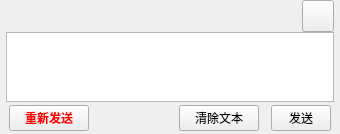
CodeCCsky/chatWithQing, file app/asset/ui/input_label.ui: the form before one commit.
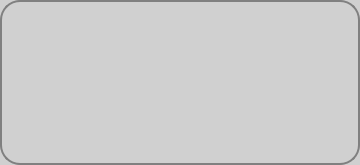
The form after the commit.

Patch:
```diff
--- a/app/asset/ui/input_label.ui
+++ b/app/asset/ui/input_label.ui
@@ -6,28 +6,31 @@
    <rect>
     <x>0</x>
     <y>0</y>
-    <width>340</width>
-    <height>132</height>
+    <width>360</width>
+    <height>165</height>
    </rect>
   </property>
   <property name="windowTitle">
    <string>Form</string>
   </property>
+  <property name="styleSheet">
+   <string notr="true">#Form {background-color: #d0d0d0;border-radius: 20px;border: 2px solid gray;}</string>
+  </property>
   <layout class="QVBoxLayout" name="verticalLayout">
    <property name="spacing">
-    <number>0</number>
+    <number>3</number>
    </property>
    <property name="leftMargin">
-    <number>6</number>
+    <number>8</number>
    </property>
    <property name="topMargin">
-    <number>0</number>
+    <number>8</number>
    </property>
    <property name="rightMargin">
-    <number>6</number>
+    <number>8</number>
    </property>
    <property name="bottomMargin">
-    <number>0</number>
+    <number>8</number>
    </property>
    <item>
     <widget class="QWidget" name="widget_2" native="true">
@@ -36,16 +39,16 @@
        <number>0</number>
       </property>
       <property name="leftMargin">
-       <number>0</number>
+       <number>5</number>
       </property>
       <property name="topMargin">
-       <number>0</number>
+       <number>5</number>
       </property>
       <property name="rightMargin">
-       <number>0</number>
+       <number>5</number>
       </property>
       <property name="bottomMargin">
-       <number>0</number>
+       <number>5</number>
       </property>
       <item>
        <spacer name="horizontalSpacer_3">
@@ -70,8 +73,8 @@
         </property>
         <property name="minimumSize">
          <size>
-          <width>32</width>
-          <height>32</height>
+          <width>30</width>
+          <height>30</height>
          </size>
         </property>
         <property name="maximumSize">
@@ -80,6 +83,9 @@
           <height>32</height>
          </size>
         </property>
+        <property name="styleSheet">
+         <string notr="true">background: none; border: none;</string>
+        </property>
         <property name="text">
          <string/>
         </property>
@@ -90,6 +96,15 @@
    </item>
    <item>
     <widget class="QPlainTextEdit" name="input_edit">
+     <property name="font">
+      <font>
+       <family>微软雅黑</family>
+       <pointsize>16</pointsize>
+      </font>
+     </property>
+     <property name="styleSheet">
+      <string notr="true">#input_edit{background-color:transparent;border:none;}</string>
+     </property>
      <property name="frameShadow">
       <enum>QFrame::Plain</enum>
      </property>
@@ -103,39 +118,22 @@
    </item>
    <item>
     <widget class="QWidget" name="widget" native="true">
-     <layout class="QHBoxLayout" name="horizontalLayout" stretch="0,10,1,1,1">
+     <layout class="QHBoxLayout" name="horizontalLayout" stretch="10,0">
       <property name="spacing">
-       <number>3</number>
+       <number>0</number>
       </property>
       <property name="leftMargin">
-       <number>3</number>
+       <number>6</number>
       </property>
       <property name="topMargin">
        <number>3</number>
       </property>
       <property name="rightMargin">
-       <number>3</number>
+       <number>6</number>
       </property>
       <property name="bottomMargin">
        <number>3</number>
       </property>
-      <item>
-       <widget class="QPushButton" name="retryButton">
-        <property name="font">
-         <font>
-          <family>Consolas</family>
-          <weight>75</weight>
-          <bold>true</bold>
-         </font>
-        </property>
-        <property name="styleSheet">
-         <string notr="true">QPushButton{color:red;font-weight:bold;}</string>
-        </property>
-        <property name="text">
-         <string>重新发送</string>
-        </property>
-       </widget>
-      </item>
       <item>
        <spacer name="horizontalSpacer">
         <property name="orientation">
@@ -149,51 +147,37 @@
         </property>
        </spacer>
       </item>
-      <item>
-       <widget class="QPushButton" name="clearButton">
-        <property name="maximumSize">
-         <size>
-          <width>80</width>
-          <height>16777215</height>
-         </size>
-        </property>
-        <property name="text">
-         <string>清除文本</string>
-        </property>
-        <property name="autoDefault">
-         <bool>false</bool>
-        </property>
-        <property name="default">
-         <bool>false</bool>
-        </property>
-        <property name="flat">
-         <bool>false</bool>
-        </property>
-       </widget>
-      </item>
-      <item>
-       <spacer name="horizontalSpacer_2">
-        <property name="orientation">
-         <enum>Qt::Horizontal</enum>
-        </property>
-        <property name="sizeHint" stdset="0">
-         <size>
-          <width>40</width>
-          <height>0</height>
-         </size>
-        </property>
-       </spacer>
-      </item>
       <item>
        <widget class="QPushButton" name="sendButton">
+        <property name="sizePolicy">
+         <sizepolicy hsizetype="Fixed" vsizetype="Fixed">
+          <horstretch>0</horstretch>
+          <verstretch>0</verstretch>
+         </sizepolicy>
+        </property>
+        <property name="minimumSize">
+         <size>
+          <width>28</width>
+          <height>28</height>
+         </size>
+        </property>
         <property name="maximumSize">
          <size>
-          <width>60</width>
-          <height>16777215</height>
+          <width>32</width>
+          <height>32</height>
          </size>
         </property>
+        <property name="baseSize">
+         <size>
+          <width>32</width>
+          <height>32</height>
+         </size>
+        </property>
+        <property name="styleSheet">
+         <string notr="true">background: none; border: none;</string>
+        </property>
         <property name="text">
-         <string>发送</string>
+         <string/>
         </property>
        </widget>
       </item>
```
Left out of the diff: 4 changed lines with no effect on the pictures.
